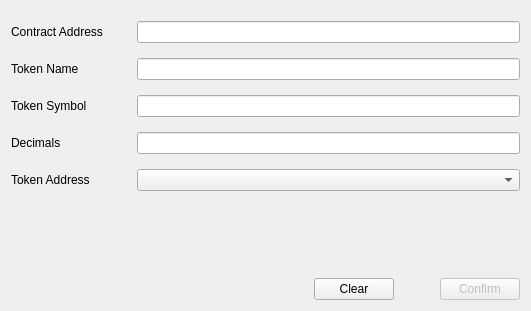
The window that src/qt/forms/addtokenpage.ui (Runebase/runebase) describes before a commit, drawn with Qt 5.
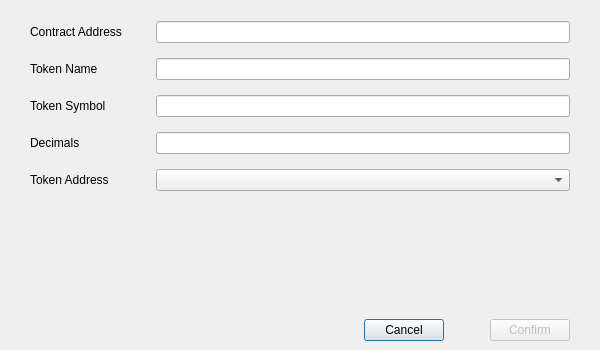
The same window after the commit. Custom widgets are drawn as their Qt base class.

Patch:
```diff
--- a/src/qt/forms/addtokenpage.ui
+++ b/src/qt/forms/addtokenpage.ui
@@ -1,19 +1,34 @@
 <?xml version="1.0" encoding="UTF-8"?>
 <ui version="4.0">
  <class>AddTokenPage</class>
- <widget class="QWidget" name="AddTokenPage">
+ <widget class="QDialog" name="AddTokenPage">
   <property name="geometry">
    <rect>
     <x>0</x>
     <y>0</y>
-    <width>531</width>
-    <height>311</height>
+    <width>600</width>
+    <height>350</height>
    </rect>
   </property>
+  <property name="minimumSize">
+   <size>
+    <width>600</width>
+    <height>350</height>
+   </size>
+  </property>
   <property name="windowTitle">
    <string>Form</string>
   </property>
   <layout class="QVBoxLayout" name="verticalLayout">
+   <property name="leftMargin">
+    <number>0</number>
+   </property>
+   <property name="rightMargin">
+    <number>0</number>
+   </property>
+   <property name="bottomMargin">
+    <number>0</number>
+   </property>
    <item>
     <spacer name="verticalSpacer_2">
      <property name="orientation">
@@ -32,6 +47,12 @@
    </item>
    <item>
     <layout class="QGridLayout" name="gridLayout">
+     <property name="leftMargin">
+      <number>30</number>
+     </property>
+     <property name="rightMargin">
+      <number>30</number>
+     </property>
      <property name="verticalSpacing">
       <number>15</number>
      </property>
@@ -131,12 +152,6 @@
        </item>
        <item>
         <widget class="QLabel" name="labelDescription">
-         <property name="sizePolicy">
-          <sizepolicy hsizetype="Preferred" vsizetype="Preferred">
-           <horstretch>0</horstretch>
-           <verstretch>0</verstretch>
-          </sizepolicy>
-         </property>
          <property name="text">
           <string/>
          </property>
@@ -187,6 +202,9 @@
      <property name="orientation">
       <enum>Qt::Vertical</enum>
      </property>
+     <property name="sizeType">
+      <enum>QSizePolicy::MinimumExpanding</enum>
+     </property>
      <property name="sizeHint" stdset="0">
       <size>
        <width>20</width>
@@ -196,9 +214,13 @@
     </spacer>
    </item>
    <item>
-    <layout class="QHBoxLayout" name="horizontalLayout">
+    <widget class="QWidget" name="buttonsContainerWhite" native="true">
+     <layout class="QHBoxLayout" name="horizontalLayout_2">
+      <property name="leftMargin">
+       <number>30</number>
+      </property>
      <property name="rightMargin">
-      <number>0</number>
+       <number>30</number>
      </property>
      <item>
       <spacer name="horizontalSpacer">
@@ -216,7 +238,7 @@
      <item>
       <widget class="QPushButton" name="clearButton">
        <property name="text">
-        <string>Clear</string>
+         <string>Cancel</string>
        </property>
       </widget>
      </item>
@@ -247,6 +269,7 @@
       </widget>
      </item>
     </layout>
+    </widget>
    </item>
   </layout>
  </widget>
```
Left out of the diff: 11 changed lines with no effect on the pictures. Lines whose indentation alone changed are shown as unchanged.
